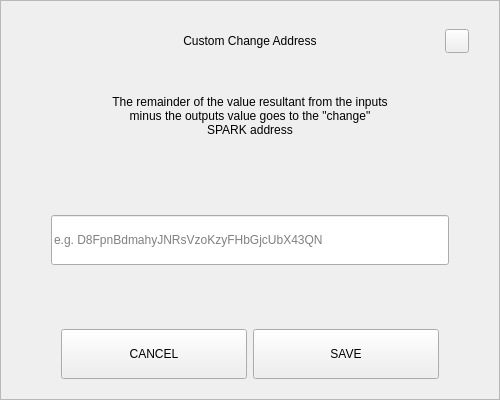
Qt form src/qt/spark/forms/sendchangeaddressdialog.ui (SparkBaseHub/SparkbaseToken) before a commit.
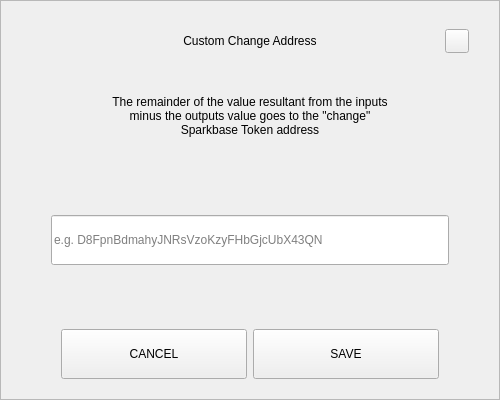
The same form after that commit.

Commit message: Sparkbase Token updates

Patch:
```diff
--- a/src/qt/spark/forms/sendchangeaddressdialog.ui
+++ b/src/qt/spark/forms/sendchangeaddressdialog.ui
@@ -164,7 +164,7 @@
          </size>
         </property>
         <property name="text">
-         <string>The remainder of the value resultant from the inputs minus the outputs value goes to the &quot;change&quot; SPARK address</string>
+         <string>The remainder of the value resultant from the inputs minus the outputs value goes to the &quot;change&quot; Sparkbase Token address</string>
         </property>
         <property name="alignment">
          <set>Qt::AlignCenter</set>
```
The commit also changes 133 other files.
